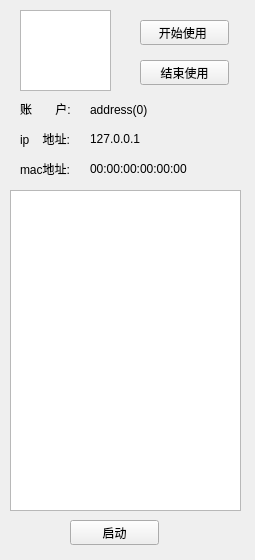
Zentions/SoftwareShareWin, file serveritem.ui: the form before one commit.
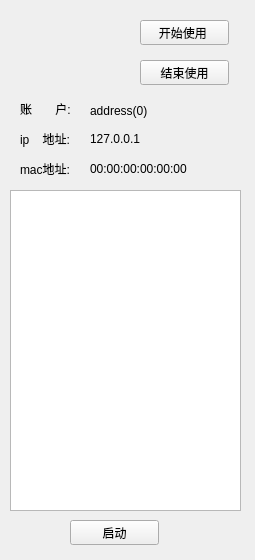
The form after the commit.

```diff
--- a/serveritem.ui
+++ b/serveritem.ui
@@ -13,16 +13,6 @@
   <property name="windowTitle">
    <string>Form</string>
   </property>
-  <widget class="QGraphicsView" name="graphicsView">
-   <property name="geometry">
-    <rect>
-     <x>20</x>
-     <y>10</y>
-     <width>91</width>
-     <height>81</height>
-    </rect>
-   </property>
-  </widget>
   <widget class="QLabel" name="label">
    <property name="geometry">
     <rect>
@@ -41,8 +31,8 @@
     <rect>
      <x>90</x>
      <y>100</y>
-     <width>151</width>
-     <height>20</height>
+     <width>161</width>
+     <height>21</height>
     </rect>
    </property>
    <property name="text">
@@ -150,6 +140,19 @@
     <string>启动</string>
    </property>
   </widget>
+  <widget class="QLabel" name="label_7">
+   <property name="geometry">
+    <rect>
+     <x>20</x>
+     <y>20</y>
+     <width>81</width>
+     <height>71</height>
+    </rect>
+   </property>
+   <property name="text">
+    <string/>
+   </property>
+  </widget>
  </widget>
  <resources/>
  <connections/>
```
